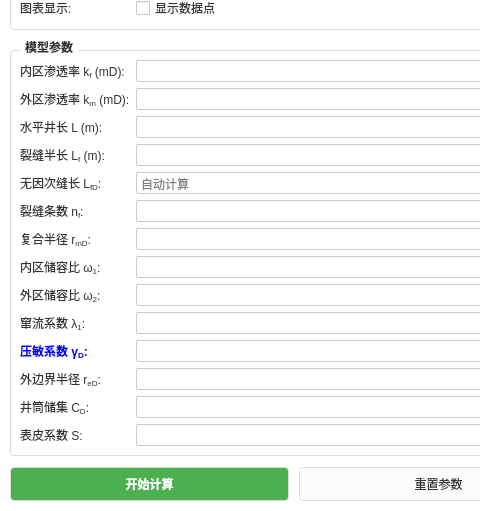
Before: the Qt Designer form wt_modelwidget.ui in Luqinghao1/WT20260126A, drawn with Qt 5; both pictures show x 0 to 480 and y 302 to 813 of the 1200 by 813 pixel window.
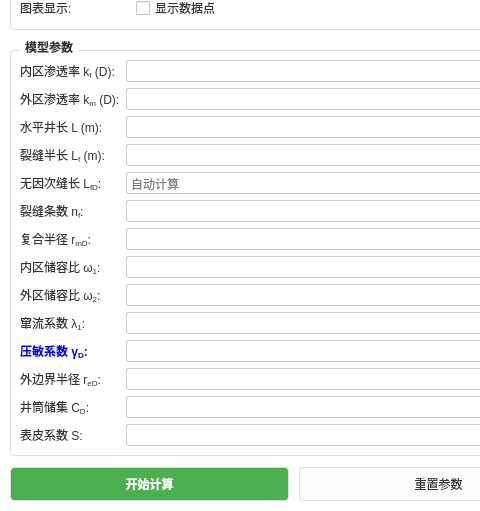
After: the same form once the commit is applied. Custom widgets are drawn as their Qt base class.

The edit to the form file:
```diff
--- a/wt_modelwidget.ui
+++ b/wt_modelwidget.ui
@@ -280,7 +280,7 @@
           <item row="0" column="0">
            <widget class="QLabel" name="label_kf">
             <property name="text">
-             <string>&lt;html&gt;&lt;head/&gt;&lt;body&gt;&lt;p&gt;内区渗透率 k&lt;sub&gt;f&lt;/sub&gt; (mD):&lt;/p&gt;&lt;/body&gt;&lt;/html&gt;</string>
+             <string>&lt;html&gt;&lt;head/&gt;&lt;body&gt;&lt;p&gt;内区渗透率 k&lt;span style=&quot; vertical-align:sub;&quot;&gt;f&lt;/span&gt; (D):&lt;/p&gt;&lt;/body&gt;&lt;/html&gt;</string>
             </property>
            </widget>
           </item>
@@ -290,7 +290,7 @@
           <item row="1" column="0">
            <widget class="QLabel" name="label_km">
             <property name="text">
-             <string>&lt;html&gt;&lt;head/&gt;&lt;body&gt;&lt;p&gt;外区渗透率 k&lt;sub&gt;m&lt;/sub&gt; (mD):&lt;/p&gt;&lt;/body&gt;&lt;/html&gt;</string>
+             <string>&lt;html&gt;&lt;head/&gt;&lt;body&gt;&lt;p&gt;外区渗透率 k&lt;span style=&quot; vertical-align:sub;&quot;&gt;m&lt;/span&gt; (D):&lt;/p&gt;&lt;/body&gt;&lt;/html&gt;</string>
             </property>
            </widget>
           </item>
```
